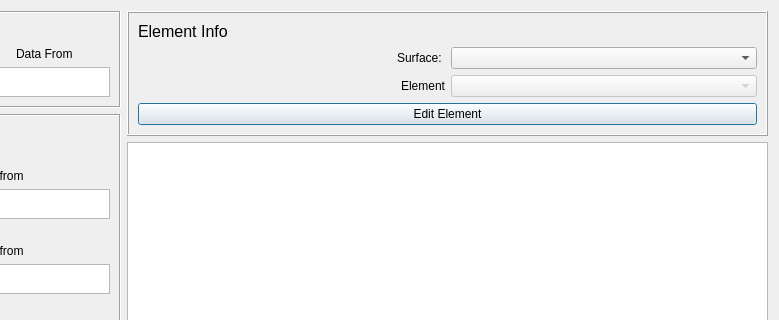
Qt form urban_type_creator/tabs/urban_type_editor_tab.ui (gusbacos/SUEWS-Database-manager) before a commit; both pictures show x 530 to 1309 and y 0 to 320 of the 1309 by 694 pixel window.
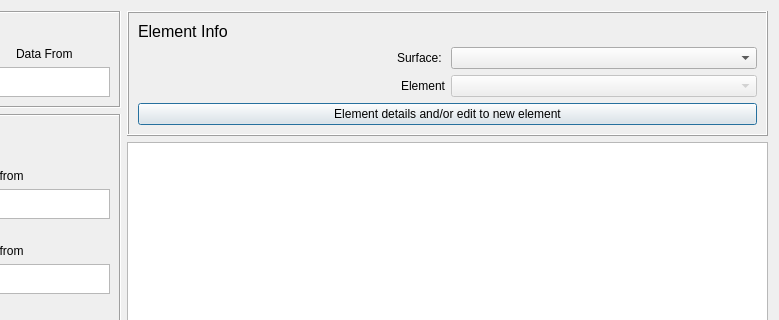
The same form after that commit. Custom widgets are drawn as their Qt base class.

What changed in the file:
```diff
--- a/urban_type_creator/tabs/urban_type_editor_tab.ui
+++ b/urban_type_creator/tabs/urban_type_editor_tab.ui
@@ -311,7 +311,7 @@
            <bool>true</bool>
           </property>
           <property name="text">
-           <string>Edit Element</string>
+           <string>Element details and/or edit to new element</string>
           </property>
          </widget>
         </item>
```
Left out of the diff: 554 changed lines with no effect on the pictures.
